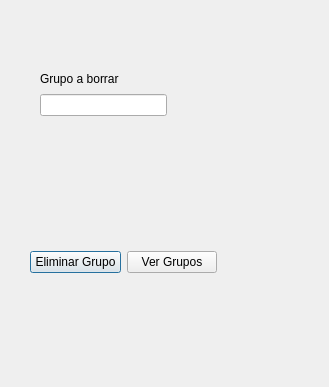
This is Pruebas/UI/EliminarGrupos.ui in Remv123/DB_SQLite as Qt 5 draws it before an edit. The edited form follows.
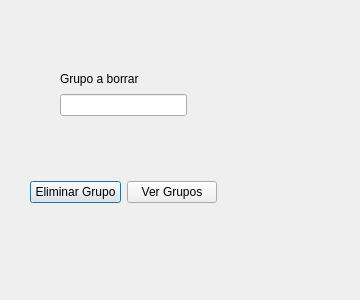
This is the edited form.

What changed in the file:
```diff
--- a/Pruebas/UI/EliminarGrupos.ui
+++ b/Pruebas/UI/EliminarGrupos.ui
@@ -6,17 +6,23 @@
    <rect>
     <x>0</x>
     <y>0</y>
-    <width>329</width>
-    <height>387</height>
+    <width>360</width>
+    <height>300</height>
    </rect>
   </property>
+  <property name="maximumSize">
+   <size>
+    <width>360</width>
+    <height>300</height>
+   </size>
+  </property>
   <property name="windowTitle">
    <string>Borrar Grupos</string>
   </property>
   <widget class="QWidget" name="layoutWidget">
    <property name="geometry">
     <rect>
-     <x>40</x>
+     <x>60</x>
      <y>70</y>
      <width>127</width>
      <height>46</height>
@@ -39,7 +45,7 @@
    <property name="geometry">
     <rect>
      <x>30</x>
-     <y>250</y>
+     <y>180</y>
      <width>187</width>
      <height>25</height>
     </rect>
```
